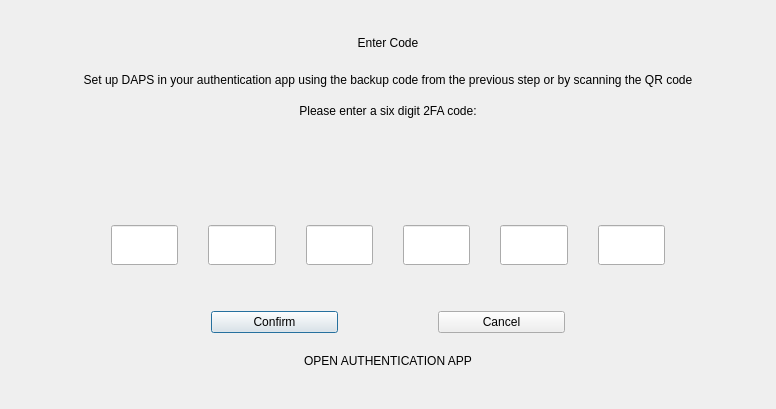
Above: src/qt/forms/2fadialog.ui from pedrorv0106/DAPS before the change. Below: the same form after it.
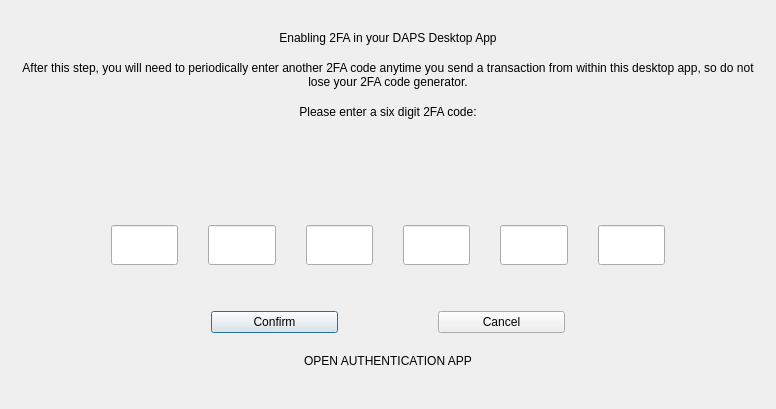
That is the form after the change.

Commit message: DAPS-1024 Add more descriptive text while enabling 2FA (#580)

Diff of the .ui file:
```diff
--- a/src/qt/forms/2fadialog.ui
+++ b/src/qt/forms/2fadialog.ui
@@ -28,7 +28,7 @@
      <item>
       <widget class="QLabel" name="label">
        <property name="text">
-        <string>Enter Code</string>
+        <string>Enabling 2FA in your DAPS Desktop App</string>
        </property>
        <property name="alignment">
         <set>Qt::AlignCenter</set>
@@ -49,12 +49,18 @@
          <pointsize>9</pointsize>
         </font>
        </property>
+       <property name="lineWidth">
+        <number>2</number>
+       </property>
        <property name="text">
-        <string>Set up DAPS in your authentication app using the backup code from the previous step or by scanning the QR code</string>
+        <string>After this step, you will need to periodically enter another 2FA code anytime you send a transaction from within this desktop app, so do not lose your 2FA code generator.</string>
        </property>
        <property name="alignment">
         <set>Qt::AlignCenter</set>
        </property>
+       <property name="wordWrap">
+        <bool>true</bool>
+       </property>
       </widget>
      </item>
     </layout>
```
